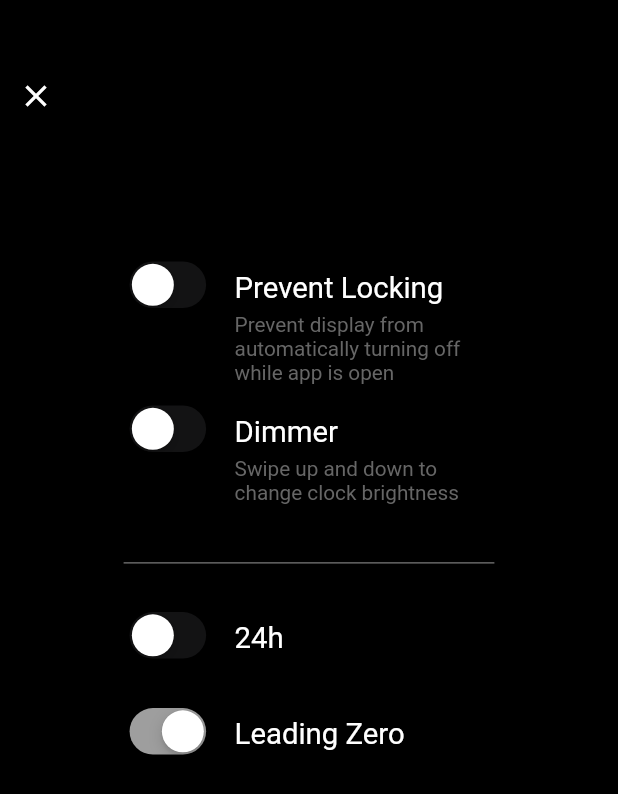
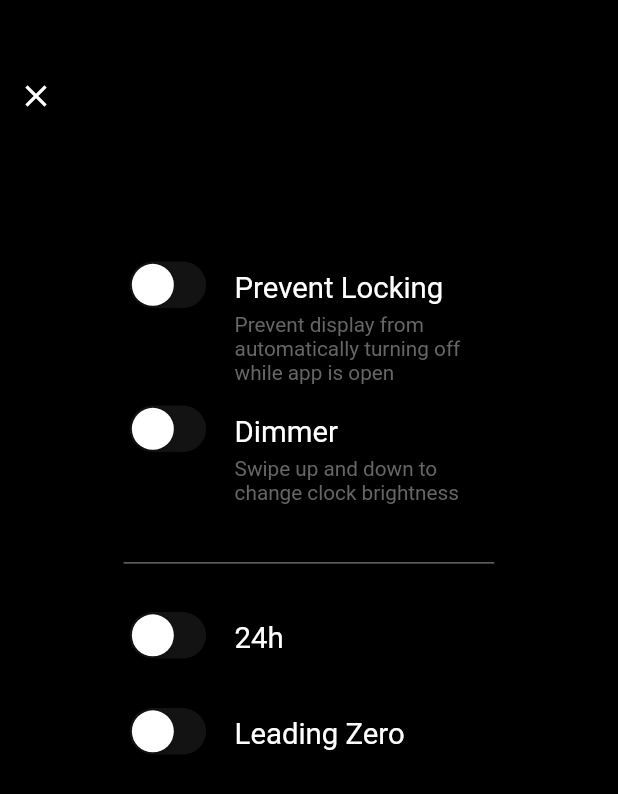
Before and after one commit to IshikaLunagariya/ishika-lunagariya, a Flutter app: the screen it shows after launch, after a tap on the "settings" icon, on a phone screen of 412 x 824 dp. Shown: the top 794 px of the screen. Run offline on Flutter 3.47's test engine with Material 2 defaults, Android fonts, the phone set to English and light mode, and no system bars; our stand-ins replace get, shared_preferences, wakelock; missing offline and left inert: screen_brightness.

Commit message:
- home screen UI issue fix - brightness issue fix - all value store in shared preference

```diff
--- a/lib/main.dart
+++ b/lib/main.dart
@@ -3,8 +3,12 @@ import 'package:flutter/material.dart';
 import 'package:flutter/services.dart';
 import 'package:screen_brightness/screen_brightness.dart';
 
+import 'utils/preferences.dart';
+
 Future main() async {
   WidgetsFlutterBinding.ensureInitialized();
+  await Preferences().initialAppPreference();
+
   await SystemChrome.setPreferredOrientations(
     [
       DeviceOrientation.portraitUp,
--- a/lib/modules/home_screen/controller/home_controller.dart
+++ b/lib/modules/home_screen/controller/home_controller.dart
@@ -10,6 +10,7 @@ class HomeController extends GetxController {
 
   @override
   void onInit() {
+    // SettingController.to.preventLocking.value = Preferences.instance.prefs?.getBool("preventLocking") ?? false;
     timeString.value = DateFormat('hh:mm:ss a').format(DateTime.now());
     timeString24.value = DateFormat('HH:mm:ss a').format(DateTime.now());
     Timer.periodic(const Duration(seconds: 1), (Timer t) => _getCurrentTime());
--- a/lib/modules/home_screen/presentation/home_screen.dart
+++ b/lib/modules/home_screen/presentation/home_screen.dart
@@ -27,6 +27,7 @@ class HomeScreen extends StatelessWidget {
     }
     SizeUtils().init(context);
     return Scaffold(
+      backgroundColor: AppColor.blackColor.withOpacity(homeController.currentSliderValue.value),
       floatingActionButton: IconButton(
         splashColor: Colors.transparent,
         onPressed: () {
@@ -34,53 +35,29 @@ class HomeScreen extends StatelessWidget {
         },
         icon: Icon(Icons.settings, color: AppColor.whiteColor),
       ),
-      body: GestureDetector(
-        onVerticalDragUpdate: (val){
-
-        },
-        onVerticalDragStart: (val) {
-          settingController.dimmer.value = true;
-          homeController.currentSliderValue.value += 0.1;
-        },
-        onVerticalDragDown: (val) {
-          settingController.dimmer.value = true;
-          if (homeController.currentSliderValue.value == 0.0) {
-            homeController.currentSliderValue.value += 0.1;
-          } else {
-            homeController.currentSliderValue.value -= 0.1;
-          }
-        },
-
-        child: Padding(
-            padding: const EdgeInsets.symmetric(vertical: 40),
+      body: Padding(
+        padding: EdgeInsets.symmetric(vertical: SizeUtils.verticalBlockSize * 10),
         child: Obx(
-              () => SizedBox(
-                height: SizeUtils.screenHeight,
-                child: Column(
-                  mainAxisAlignment: MainAxisAlignment.spaceEvenly,
+          () => Stack(
+            children: [
+              Column(
+                mainAxisAlignment: MainAxisAlignment.spaceBetween,
+                mainAxisSize: MainAxisSize.max,
                 children: [
                   settingController.dimmer.value
-                        ? Visibility(
+                      ? SizedBox(
+                          height: 30,
+                          child: Visibility(
                             visible: homeController.isVisible.value,
                             child: Center(
                               child: CupertinoSlider(
                                 value: homeController.currentSliderValue.value,
                                 max: 1,
-                                min: 0.2,
+                                min: 0.1,
                                 activeColor: AppColor.whiteColor,
                                 thumbColor: Colors.transparent,
-                                onChanged: (double value) {
-                                  // if (value == 0.0) {
-                                  //   homeController.currentSliderValue.value = 0.1;
-                                  // } else {
-                                  //   homeController.currentSliderValue.value = value;
-                                  // }
-                                },
-                                onChangeEnd: (val) {
-                                  // Timer.periodic(const Duration(seconds: 2), (Timer t) {
-                                  //   homeController.isVisible.value = false;
-                                  // });
-                                },
+                                onChanged: (double value) {},
+                              ),
                             ),
                           ),
                         )
@@ -88,7 +65,12 @@ class HomeScreen extends StatelessWidget {
                   Center(
                     child: RichText(
                       text: TextSpan(
-                          text: homeController.timeString.value.substring(0, 8),
+                        text: settingController.hourFormate.value
+                            ? homeController.timeString24.value.substring(0, 8)
+                            : settingController.leadingZero.value == false &&
+                                    homeController.timeString.value.substring(0, 1) == "0"
+                                ? homeController.timeString.value.substring(1, 8)
+                                : homeController.timeString.value.substring(0, 8),
                         style: TextStyle(
                             fontWeight: FontWeight.w400,
                             fontSize: SizeUtils.fSize_60(),
@@ -105,27 +87,48 @@ class HomeScreen extends StatelessWidget {
                       ),
                     ),
                   ),
+                  Container(
+                    height: 30,
+                  )
+                ],
+              ),
+              GestureDetector(
+                behavior: HitTestBehavior.opaque,
+                onPanEnd: (val) {
+                  Timer.periodic(const Duration(seconds: 2), (Timer t) {
+                    homeController.isVisible.value = false;
+                  });
+                },
+                onPanUpdate: (details) {
+                  if (settingController.dimmer.value) {
+                    homeController.isVisible.value = true;
+                    if (details.delta.dy < 0) {
+                      if (homeController.currentSliderValue.value.toDouble() < 1) {
+                        homeController.currentSliderValue.value += 0.01;
+                      } else if (homeController.currentSliderValue.value.isNegative ||
+                          homeController.currentSliderValue.value <= 0.9) {
+                        homeController.currentSliderValue.value = 1.0;
+                      }
+                    }
+                    if (details.delta.dy > 0) {
+                      if (homeController.currentSliderValue.value.toDouble() > 0.2) {
+                        homeController.currentSliderValue.value -= 0.01;
+                      } else if (homeController.currentSliderValue.value.isNegative &&
+                          homeController.currentSliderValue.value.toDouble() <= 0.2) {
+                        homeController.currentSliderValue.value = 0.2;
+                      }
+                    }
+                  }
+                },
+                child: SizedBox(
+                  height: MediaQuery.of(context).size.height,
+                  width: MediaQuery.of(context).size.width,
+                ),
+              ),
             ],
           ),
         ),
-            )),
       ),
     );
   }
 }
-// GestureDetector(
-// onVerticalDragUpdate: (val){
-//
-// },
-// onVerticalDragStart: (val) {
-// settingController.dimmer.value = true;
-// homeController.currentSliderValue.value += 0.1;
-// },
-// onVerticalDragDown: (val) {
-// settingController.dimmer.value = true;
-// if (homeController.currentSliderValue.value == 0.0) {
-// homeController.currentSliderValue.value += 0.1;
-// } else {
-// homeController.currentSliderValue.value -= 0.1;
-// }
-// },
--- a/lib/modules/setting_screen/controller/setting_controller.dart
+++ b/lib/modules/setting_screen/controller/setting_controller.dart
@@ -1,8 +1,19 @@
+import 'package:clock_simple/utils/preferences.dart';
 import 'package:get/get.dart';
 
 class SettingController extends GetxController {
+  static SettingController get to => SettingController();
   RxBool preventLocking = false.obs;
   RxBool dimmer = false.obs;
   RxBool hourFormate = false.obs;
   RxBool leadingZero = true.obs;
+
+  @override
+  void onInit() {
+    preventLocking.value = Preferences.instance.prefs?.getBool("preventLocking") ?? false;
+    dimmer.value = Preferences.instance.prefs?.getBool("dimmer") ?? false;
+    hourFormate.value = Preferences.instance.prefs?.getBool("hourFormate") ?? false;
+    leadingZero.value = Preferences.instance.prefs?.getBool("leadingZero") ?? false;
+    super.onInit();
+  }
 }
--- /dev/null
+++ b/lib/utils/preferences.dart
@@ -0,0 +1,55 @@
+import 'package:shared_preferences/shared_preferences.dart';
+
+class Preferences {
+  static final Preferences _instance = Preferences._();
+
+  factory Preferences() {
+    return _instance;
+  }
+
+  Preferences._();
+
+  static Preferences get instance => _instance;
+  SharedPreferences? prefs;
+
+  static String isOn = 'isOn';
+
+  Future<void> initialAppPreference() async {
+    prefs = await SharedPreferences.getInstance();
+  }
+
+  Future setString(String key, String value) async {
+    await prefs?.setString(key, value);
+  }
+
+  Future setInt(String key, int value) async {
+    await prefs?.setInt(key, value);
+  }
+
+  Future setBool(String key, bool value) async {
+    await prefs?.setBool(key, value);
+  }
+
+  getBool(String key, int value) {
+    return prefs?.getBool(key);
+  }
+  //  Future setSelectLeague(List<String> value) async {
+  //   await prefs?.setStringList(setSelectLeagueData, value);
+  // }
+
+  String getString(String key) {
+    return prefs?.getString(key) ?? "";
+  }
+
+  int getInt(String key) {
+    return prefs?.getInt(key) ?? 0;
+  }
+
+  //  List<String> getSelectLeague() {
+  //   return prefs?.getStringList(setSelectLeagueData) ?? [];
+  // }
+
+  void clearSharedPreferences() {
+    prefs?.clear();
+  }
+}
--- a/pubspec.yaml
+++ b/pubspec.yaml
@@ -39,6 +39,8 @@ dependencies:
   screen_brightness: ^0.2.2
   intl: ^0.18.0
   wakelock: ^0.6.2
+  shared_preferences: ^2.0.20
+  syncfusion_flutter_sliders: ^20.4.54
 
 dev_dependencies:
   flutter_test:
```
Also changed, not shown: lib/modules/setting_screen/presentation/setting_screen.dart (+12 -4 lines), pubspec.lock, 2 other files. Lines whose indentation alone changed are shown as unchanged.
